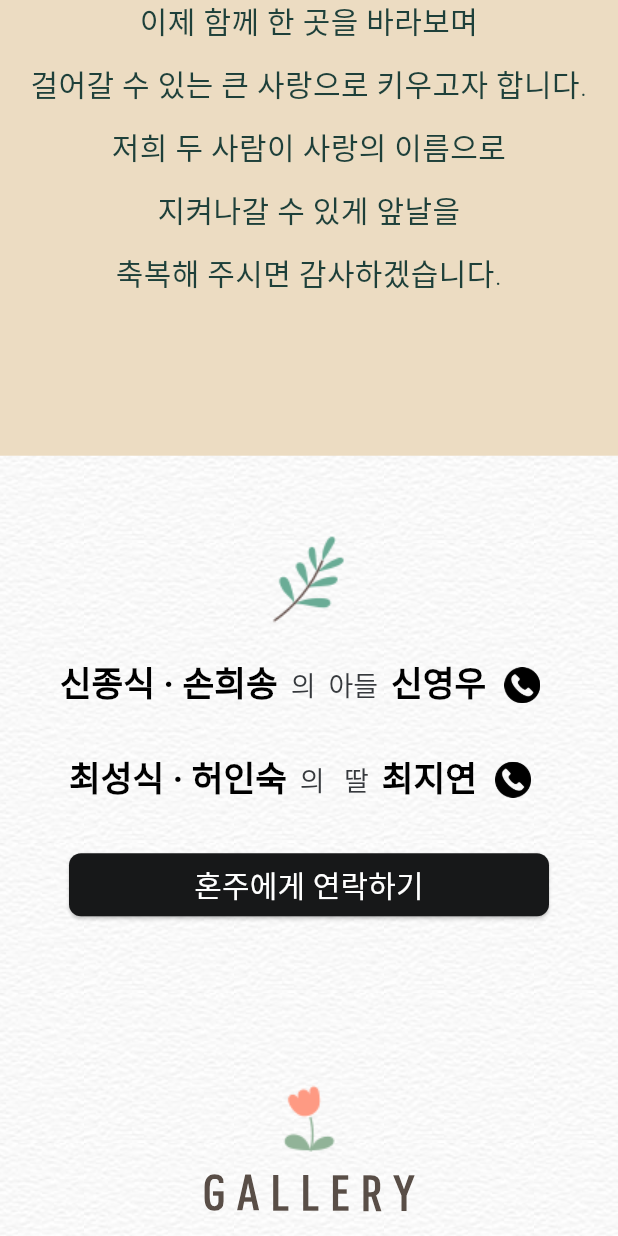
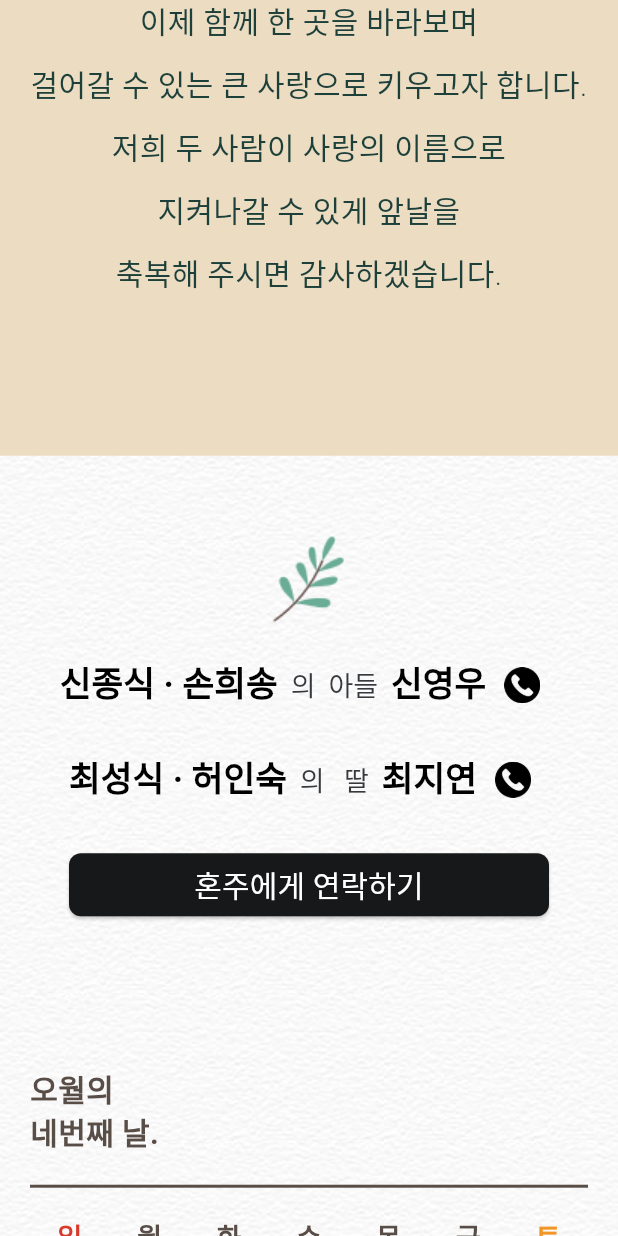
Before and after one commit to jiyeonjoy/20240504, a Flutter app: the screen it shows after launch, scrolled down 576 dp, on a phone screen of 412 x 824 dp. Run offline on Flutter 3.47's test engine with Material 3 defaults, Android fonts, the phone set to English and light mode, and no system bars; our stand-ins replace get; Roboto replaces fonts that are missing (defaultFont).

Commit message:
calendar view 추가

```diff
--- /dev/null
+++ b/lib/app/root/ui/calendar_view.dart
@@ -0,0 +1,159 @@
+import 'package:flutter/material.dart';
+import 'package:flutter_20240504/app/common/config/r.dart';
+import 'package:flutter_20240504/app/common/ui/edge_insets.dart';
+
+class CalendarView extends StatelessWidget {
+  const CalendarView({super.key});
+
+  @override
+  Widget build(BuildContext context) {
+    return Container(
+      padding: edgeInsets(horizontal: 20, top: 50, bottom: 30),
+      alignment: Alignment.center,
+      child: Column(
+        crossAxisAlignment: CrossAxisAlignment.start,
+        mainAxisSize: MainAxisSize.min,
+        children: [
+          Text(
+            '오월의\n네번째 날.',
+            style: textStyleBold(R.color.color_594E47, 20),
+          ),
+          const SizedBox(height: 20),
+          Container(
+            width: double.infinity,
+            height: 2,
+            color: R.color.color_594E47,
+            constraints: const BoxConstraints(minWidth: 100, maxWidth: 500),
+          ),
+          const SizedBox(height: 20),
+          Container(
+            constraints: const BoxConstraints(minWidth: 100, maxWidth: 500),
+            child: Row(
+              children: [
+                _dayView('일', textColor: R.color.color_D93A2B),
+                _dayView('월'),
+                _dayView('화'),
+                _dayView('수'),
+                _dayView('목'),
+                _dayView('금'),
+                _dayView('토', textColor: R.color.color_F29727),
+              ],
+            ),
+          ),
+          const SizedBox(height: 10),
+          Container(
+            constraints: const BoxConstraints(minWidth: 100, maxWidth: 500),
+            child: Row(
+              children: [
+                _dateView(' '),
+                _dateView(' '),
+                _dateView(' '),
+                _dateView('1'),
+                _dateView('2'),
+                _dateView('3'),
+                _dateView('4', isSelect: true),
+              ],
+            ),
+          ),
+          const SizedBox(height: 10),
+          Container(
+            constraints: const BoxConstraints(minWidth: 100, maxWidth: 500),
+            child: Row(
+              children: [
+                _dateView('5'),
+                _dateView('6'),
+                _dateView('7'),
+                _dateView('8'),
+                _dateView('9'),
+                _dateView('10'),
+                _dateView('11'),
+              ],
+            ),
+          ),
+          const SizedBox(height: 10),
+          Container(
+            constraints: const BoxConstraints(minWidth: 100, maxWidth: 500),
+            child: Row(
+              children: [
+                _dateView('12'),
+                _dateView('13'),
+                _dateView('14'),
+                _dateView('15'),
+                _dateView('16'),
+                _dateView('17'),
+                _dateView('18'),
+              ],
+            ),
+          ),
+          const SizedBox(height: 10),
+          Container(
+            constraints: const BoxConstraints(minWidth: 100, maxWidth: 500),
+            child: Row(
+              children: [
+                _dateView('19'),
+                _dateView('20'),
+                _dateView('21'),
+                _dateView('22'),
+                _dateView('23'),
+                _dateView('24'),
+                _dateView('25'),
+              ],
+            ),
+          ),
+          const SizedBox(height: 10),
+          Container(
+            constraints: const BoxConstraints(minWidth: 100, maxWidth: 500),
+            child: Row(
+              children: [
+                _dateView('26'),
+                _dateView('27'),
+                _dateView('28'),
+                _dateView('29'),
+                _dateView('30'),
+                _dateView('31'),
+                _dateView(' '),
+              ],
+            ),
+          ),
+          const SizedBox(height: 20),
+          Container(
+            width: double.infinity,
+            height: 2,
+            color: R.color.color_594E47,
+            constraints: const BoxConstraints(minWidth: 100, maxWidth: 500),
+          ),
+          const SizedBox(height: 20),
+        ],
+      )
+    );
+  }
+
+  Widget _dayView(String day, {Color? textColor}) {
+    return Expanded(
+      child: Center(
+        child: Text(
+          day,
+          style: textStyle600(textColor ?? R.color.color_594E47, 18),
+        ),
+      ),
+    );
+  }
+
+  Widget _dateView(String day, {bool isSelect = false}) {
+    return Expanded(
+      child: Container(
+        width: 20,
+        alignment: Alignment.center,
+        decoration: isSelect ? BoxDecoration(
+            color: R.color.color_F29727,
+            shape: BoxShape.circle
+        ) : null,
+        child: Text(
+          day,
+          style: textStyle600(isSelect? R.color.white : R.color.color_594E47, 18),
+          textAlign: TextAlign.center,
+        ),
+      ),
+    );
+  }
+}
--- a/lib/app/root/ui/root_page.dart
+++ b/lib/app/root/ui/root_page.dart
@@ -1,6 +1,7 @@
 import 'package:flutter/material.dart';
 import 'package:flutter_20240504/app/common/config/r.dart';
 import 'package:flutter_20240504/app/root/controller/root_page_controller.dart';
+import 'package:flutter_20240504/app/root/ui/calendar_view.dart';
 import 'package:flutter_20240504/app/root/ui/contact_view.dart';
 import 'package:flutter_20240504/app/root/ui/gallery_view.dart';
 import 'package:flutter_20240504/app/root/ui/greeting_view.dart';
@@ -30,6 +31,7 @@ class RootPage extends GetView<RootPageController> {
                 SliverToBoxAdapter(child: MainView()),
                 SliverToBoxAdapter(child: GreetingView()),
                 SliverToBoxAdapter(child: ContactView()),
+                SliverToBoxAdapter(child: CalendarView()),
                 SliverToBoxAdapter(child: GalleryView()),
                 SliverToBoxAdapter(child: LocationView()),
                 SliverToBoxAdapter(child: TransferView()),
```
